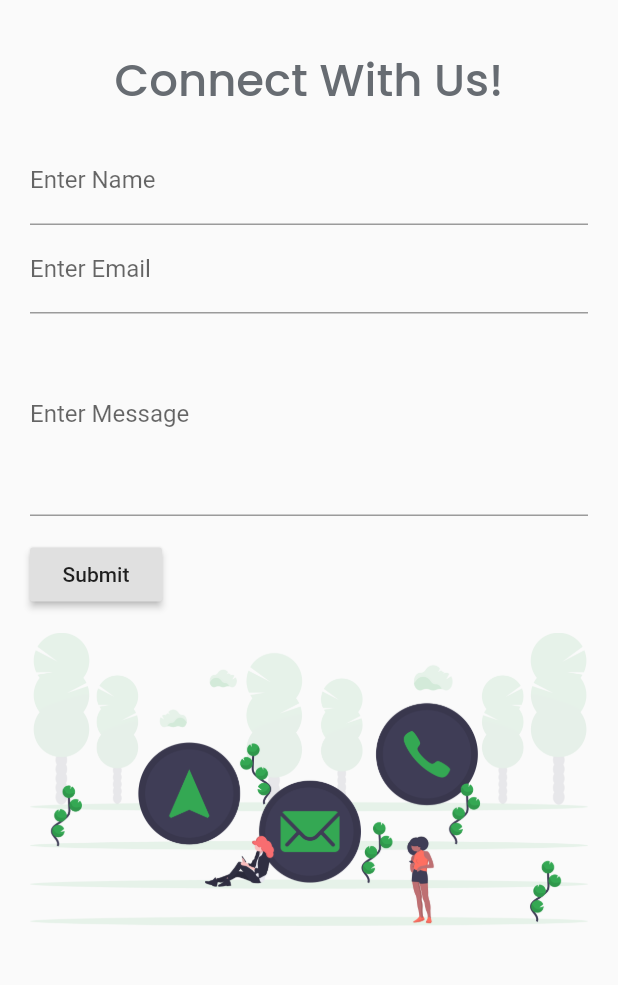
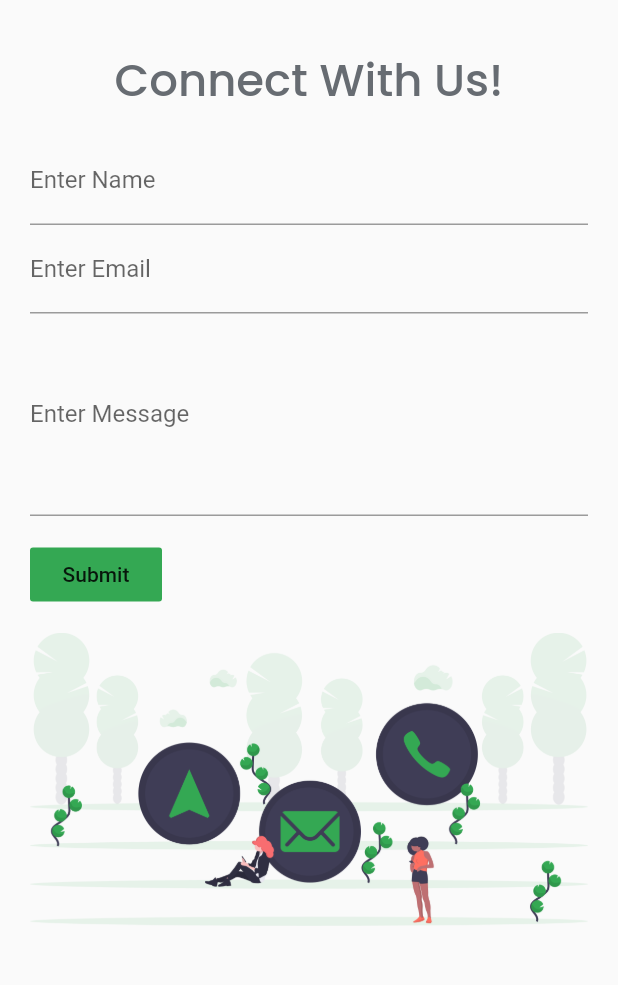
Before and after one commit to developer-student-club-thapar/mobile-app, a Flutter app: the screen it shows after launch, on a phone screen of 412 x 824 dp, the part 66-1051 px from its top. Run offline on Flutter 3.47's test engine with Material 2 defaults, Android fonts, the phone set to English and light mode, and no system bars; our stand-ins replace carousel_slider, flare_flutter, google_fonts; network calls fail.

Commit message:
Change submit button color in contact

```diff
--- a/lib/screens/contacts.dart
+++ b/lib/screens/contacts.dart
@@ -118,7 +118,8 @@ class _MyContactFormState extends State<MyContactForm> {
 
                     Padding(
                       padding: const EdgeInsets.symmetric(vertical: 15.0),
-                      child: RaisedButton(
+                      child: FlatButton(
+                        color: Color(0xff34A853),
                         onPressed: () {
                           if (_formKey.currentState.validate()) {
                             _formKey.currentState.save();
```
